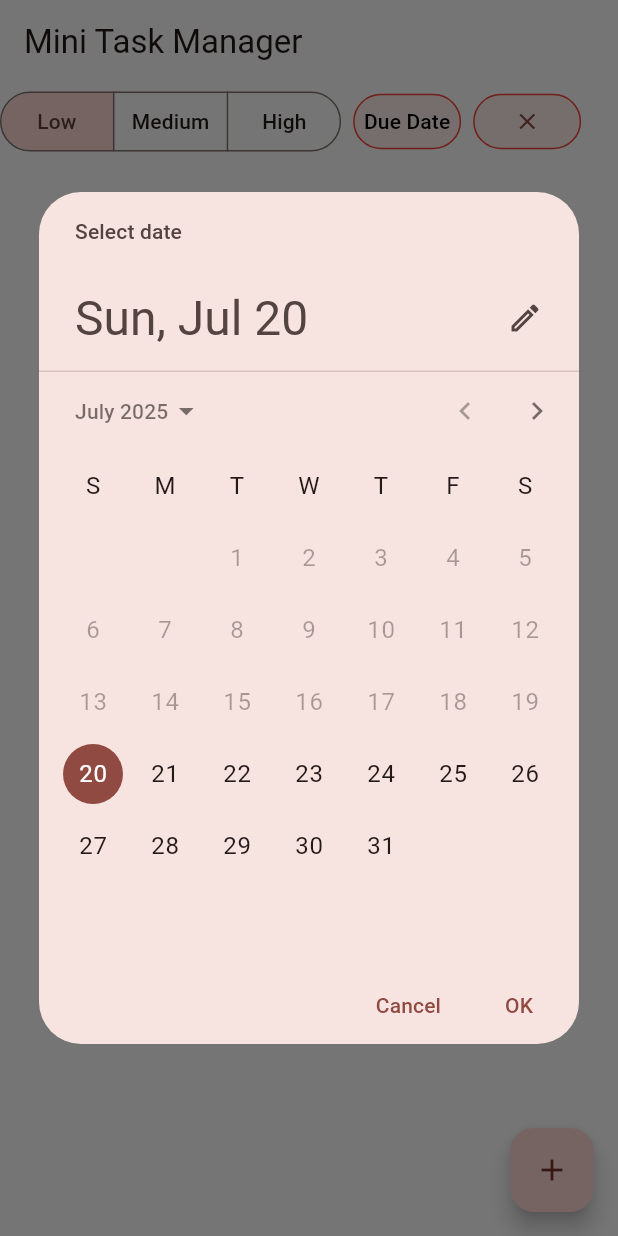
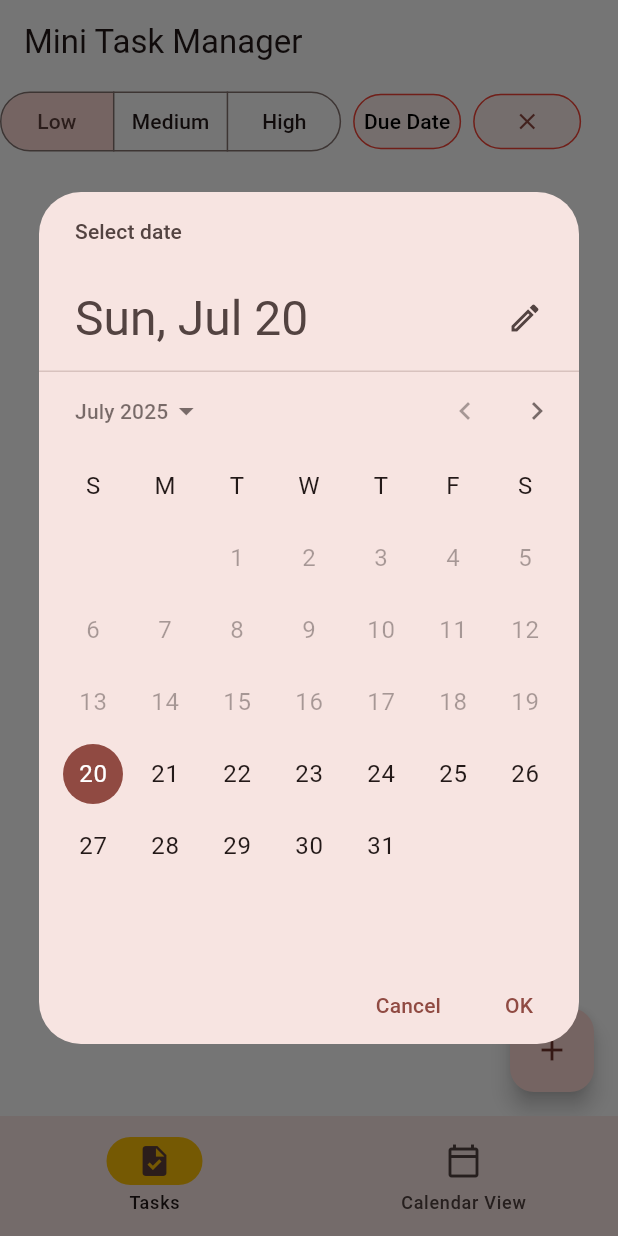
Before and after one commit to subhan-ahmd/jamtm, a Flutter app: the screen it shows after launch, after a tap on "Low", after a tap on "Due Date", on a phone screen of 412 x 824 dp. Run offline on Flutter 3.47's test engine with Material 3 defaults, Android fonts, the phone set to English and light mode, and no system bars; our stand-ins replace drift, flutter_riverpod, riverpod_annotation; accounts and stored records are empty; generated files the repository leaves out were written again.

```diff
--- a/lib/main.dart
+++ b/lib/main.dart
@@ -1,7 +1,7 @@
 import 'package:flutter/material.dart';
 import 'package:flutter_riverpod/flutter_riverpod.dart';
-import 'package:mini_task_manager/screens/home/home_screen.dart';
 import 'package:mini_task_manager/utils/theme_manager.dart';
+import 'package:mini_task_manager/widgets/basic_scaffold/basic_scaffold.dart';
 
 void main() {
   runApp(ProviderScope(child: const MiniTaskManager()));
@@ -16,7 +16,7 @@ class MiniTaskManager extends StatelessWidget {
       title: 'Mini Task Manager',
       themeMode: ThemeMode.light,
       theme: ThemeManager.appTheme,
-      home: HomeScreen(),
+      home: BasicScaffold(),
     );
   }
 }
--- /dev/null
+++ b/lib/widgets/basic_scaffold/basic_scaffold.dart
@@ -0,0 +1,36 @@
+import 'package:flutter/material.dart';
+import 'package:flutter_riverpod/flutter_riverpod.dart';
+import 'package:mini_task_manager/screens/calendar_view/calendar_view_screen.dart';
+import 'package:mini_task_manager/widgets/basic_scaffold/providers/current_tab_provider.dart';
+import 'package:mini_task_manager/screens/home/home_screen.dart';
+
+class BasicScaffold extends ConsumerWidget {
+  const BasicScaffold({super.key});
+
+  @override
+  Widget build(BuildContext context, WidgetRef ref) {
+    final currentTab = ref.watch(currentTabProvider);
+    return Scaffold(
+      bottomNavigationBar: NavigationBar(
+        onDestinationSelected: (int index) {
+          ref.read(currentTabProvider.notifier).toggle(index);
+        },
+        indicatorColor: Colors.amber,
+        selectedIndex: currentTab,
+        destinations: const <Widget>[
+          NavigationDestination(
+            selectedIcon: Icon(Icons.task),
+            icon: Icon(Icons.task_outlined),
+            label: 'Tasks',
+          ),
+          NavigationDestination(
+            selectedIcon: Icon(Icons.calendar_today),
+            icon: Icon(Icons.calendar_today_outlined),
+            label: 'Calendar View',
+          ),
+        ],
+      ),
+      body: <Widget>[HomeScreen(), CalendarViewScreen()][currentTab],
+    );
+  }
+}
```
Also changed, not shown: lib/screens/calendar_view/calendar_view_screen.dart (added, +11 -0 lines), lib/widgets/basic_scaffold/providers/current_tab_provider.dart (added, +10 -0 lines), lib/widgets/basic_scaffold/providers/current_tab_provider.g.dart (added).
